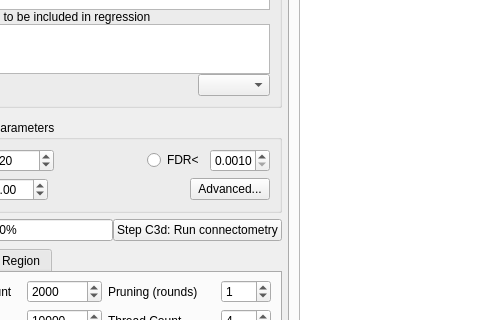
First picture: the form in connectometry/group_connectometry.ui, repository frankyeh/DSI-Studio, before the edit; both pictures show x 108 to 588 and y 322 to 642 of the 1208 by 746 pixel window.
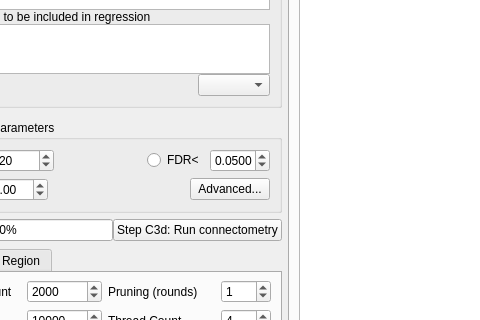
Second picture: the form after the edit. Icons and pictures are not drawn.

Commit message: con't

What changed in the file:
```diff
--- a/connectometry/group_connectometry.ui
+++ b/connectometry/group_connectometry.ui
@@ -461,6 +461,9 @@
              <property name="singleStep">
               <double>0.005000000000000</double>
              </property>
+             <property name="value">
+              <double>0.050000000000000</double>
+             </property>
             </widget>
            </item>
           </layout>
```
The commit also changes 2 other files.
